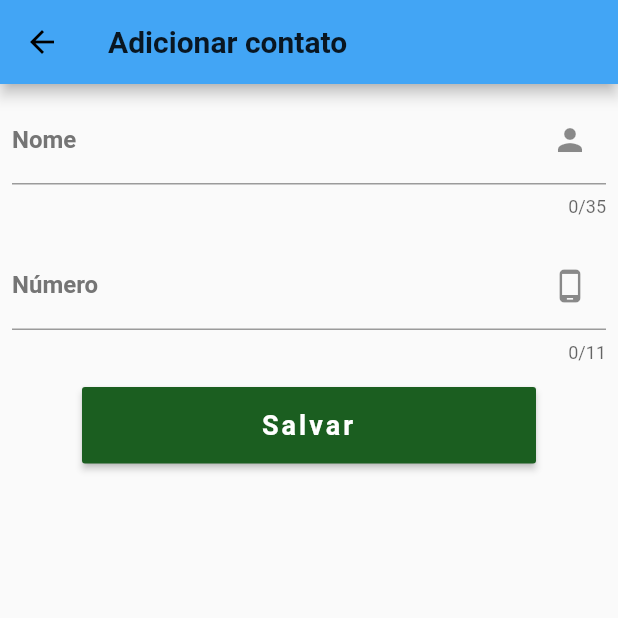
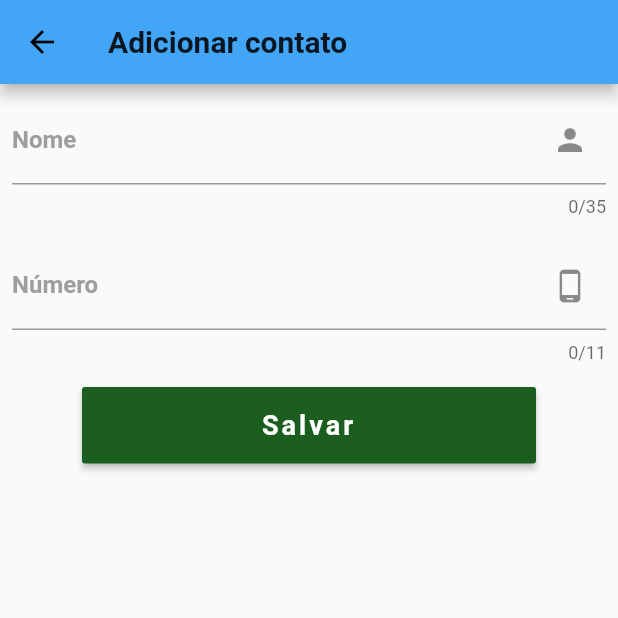
Before and after one commit to Ispx/Agenda-de-Contaatos, a Flutter app: the screen it shows after launch, after a tap on the "add" icon, on a phone screen of 412 x 824 dp, the top half of it. Run offline on Flutter 3.47's test engine with Material 2 defaults, Android fonts, the phone set to English and light mode, and no system bars; our stand-ins replace sqflite; accounts and stored records are empty.

Commit message:
Finalizado estilização do modo dark

```diff
--- a/agenda/lib/components/listViewContato.dart
+++ b/agenda/lib/components/listViewContato.dart
@@ -1,6 +1,5 @@
 import 'package:agenda/components/cardContatos.dart';
 import 'package:agenda/models/contato.dart';
-import 'package:flutter/cupertino.dart';
 import 'package:flutter/material.dart';
 
 ListViewContatos(List<Contato> contatos, BuildContext contatosContext) {
--- a/agenda/lib/main.dart
+++ b/agenda/lib/main.dart
@@ -16,51 +16,33 @@ class AgendaApp extends StatelessWidget {
     return MaterialApp(
       debugShowCheckedModeBanner: false,
       title: "Contatos",
-      theme: _themeApp(),
+      theme: _themeLightApp(),
       themeMode: Provider.of<ThemeNotifier>(context, listen: true).theme,
-      darkTheme: darkTheme,
+      darkTheme: _themeDarkApp(),
       home: ContatoScreen(),
     );
   }
 }
 
-_themeApp() {
+_themeLightApp() {
   return ThemeData(
       primaryColor: Colors.blue[400],
       cardColor: Colors.grey[400],
       iconTheme: IconThemeData(color: Colors.blueAccent[400]),
+      textTheme: TextTheme(headline1: TextStyle(color: Colors.grey)),
       floatingActionButtonTheme:
           FloatingActionButtonThemeData(backgroundColor: Colors.blue[400]),
       primaryColorDark: Colors.grey[400]);
 }
 
-ThemeData darkTheme = ThemeData(
-  scaffoldBackgroundColor: Colors.black,
-  primaryColor: Colors.blueAccent[400],
-  appBarTheme: AppBarTheme(
-    color: Colors.black,
-    iconTheme: IconThemeData(
-      color: Colors.white,
-    ),
-  ),
-  colorScheme: ColorScheme.light(
-    primary: Colors.black,
-    onPrimary: Colors.black,
-    primaryVariant: Colors.black,
-    secondary: Colors.blueAccent[400],
-  ),
-  cardColor: Colors.black,
-  iconTheme: IconThemeData(
-    color: Colors.white54,
-  ),
-  textTheme: TextTheme(
-    title: TextStyle(
-      color: Colors.white,
-      fontSize: 20.0,
-    ),
-    subtitle: TextStyle(
-      color: Colors.white70,
-      fontSize: 18.0,
-    ),
-  ),
-);
+_themeDarkApp() {
+  return ThemeData(
+      scaffoldBackgroundColor: Colors.black,
+      primaryColor: Colors.blueAccent[400],
+      textTheme: TextTheme(
+        subtitle2: TextStyle(color: Colors.white),
+        subtitle1: TextStyle(color: Colors.white), // <-- that's the one
+        headline1: TextStyle(color: Colors.white),
+      ),
+      cardColor: Colors.grey[900]);
+}
--- a/agenda/lib/screen/contatoScreen.dart
+++ b/agenda/lib/screen/contatoScreen.dart
@@ -9,6 +9,7 @@ import 'package:agenda/screen/formularioScreen.dart';
 import 'package:flutter/cupertino.dart';
 import 'package:flutter/material.dart';
 import 'package:flutter/rendering.dart';
+import 'package:flutter/services.dart';
 import 'package:provider/provider.dart';
 
 class ContatoScreen extends StatefulWidget {
@@ -73,9 +74,12 @@ class ContatoScreenState extends State<ContatoScreen> {
         child: TextField(
           controller: textoFiltro,
           decoration: InputDecoration(
+            hintText: 'Filtrar contato',
+            hintStyle:
+                TextStyle(color: Theme.of(context).textTheme.headline1.color),
             suffix: Container(
               height: 28,
-              width: 80,
+              width: 88,
               child: FlatButton(
                 onPressed: () {
                   setState(
@@ -85,16 +89,14 @@ class ContatoScreenState extends State<ContatoScreen> {
                     },
                   );
                 },
-                child: Text(
-                  "Limpar",
-                  style: TextStyle(fontSize: 12, color: Colors.grey),
-                ),
+                child: Text("Limpar",
+                    style: TextStyle(
+                        color: Theme.of(context).textTheme.headline1.color)),
                 highlightColor: Colors.blue[900],
                 disabledTextColor: Colors.grey,
               ),
             ),
-            hintText: 'Filtrar contato',
-            hintStyle: TextStyle(color: Colors.grey)),
+          ),
           onSubmitted: (string) {
             setState(
               () {
@@ -108,8 +110,7 @@ class ContatoScreenState extends State<ContatoScreen> {
               },
             );
           },
-      ),
-    );
+        ));
   }
 
   FutureBuilder futureContato(Future<List<Contato>> consulta) {
--- a/agenda/lib/screen/formularioScreen.dart
+++ b/agenda/lib/screen/formularioScreen.dart
@@ -54,8 +54,9 @@ class FormularioState extends State<FormularioScreen> {
         decoration: InputDecoration(
           suffixIcon: Icon(Icons.person),
           labelText: text,
-          labelStyle:
-              TextStyle(fontWeight: FontWeight.bold, color: Colors.grey[600]),
+          labelStyle: TextStyle(
+              fontWeight: FontWeight.bold,
+              color: Theme.of(context).textTheme.headline1.color),
         ),
       ),
     );
@@ -71,11 +72,15 @@ class FormularioState extends State<FormularioScreen> {
         decoration: InputDecoration(
           suffixIcon: Icon(Icons.phone_android),
           labelText: text,
-            labelStyle:
-                TextStyle(fontWeight: FontWeight.bold, color: Colors.grey[600]),
+          labelStyle: TextStyle(
+              fontWeight: FontWeight.bold,
+              color: Theme.of(context).textTheme.headline1.color),
           hintText: 'XX  XXXX - XXXX',
           hintStyle: TextStyle(
-                fontWeight: FontWeight.bold, color: Colors.grey[400])),
+            fontWeight: FontWeight.bold,
+            color: Theme.of(context).textTheme.headline1.color,
+          ),
+        ),
       ),
     );
   }
@@ -87,10 +92,13 @@ class FormularioState extends State<FormularioScreen> {
       _alertaDadosInvalidos(contextForm, error.toString());
     }).then((id) {
       if (id > 0) {
-        Navigator.pushAndRemoveUntil(
+        _snackBarSucess();
+        Future.delayed(
+            Duration(seconds: 1),
+            () => Navigator.pushAndRemoveUntil(
                 context,
                 MaterialPageRoute(builder: (context) => ContatoScreen()),
-            (route) => false);
+                (route) => false));
       }
     });
   }
@@ -116,10 +124,13 @@ class FormularioState extends State<FormularioScreen> {
       _alertaDadosInvalidos(contextForm, error.toString());
     }).then((id) {
       if (id > 0) {
-        Navigator.pushAndRemoveUntil(
+        _snackBarSucess();
+        Future.delayed(
+            Duration(seconds: 1),
+            () => Navigator.pushAndRemoveUntil(
                 context,
                 MaterialPageRoute(builder: (context) => ContatoScreen()),
-            (route) => false);
+                (route) => false));
       }
     });
   }
@@ -136,7 +147,6 @@ class FormularioState extends State<FormularioScreen> {
       padding: const EdgeInsets.all(8.0),
       child: RaisedButton(
         onPressed: () async {
-          _snackBarSucess();
           if (widget._contato != null) {
             Future.delayed(Duration(seconds: 1), () async {
               await _editaContato(widget._contato, context);
@@ -144,7 +154,6 @@ class FormularioState extends State<FormularioScreen> {
 
             return;
           }
-          _snackBarSucess();
           Future.delayed(
             Duration(seconds: 1),
             () async {
```
Also changed, not shown: agenda/pubspec.lock. Lines whose indentation alone changed are shown as unchanged.
